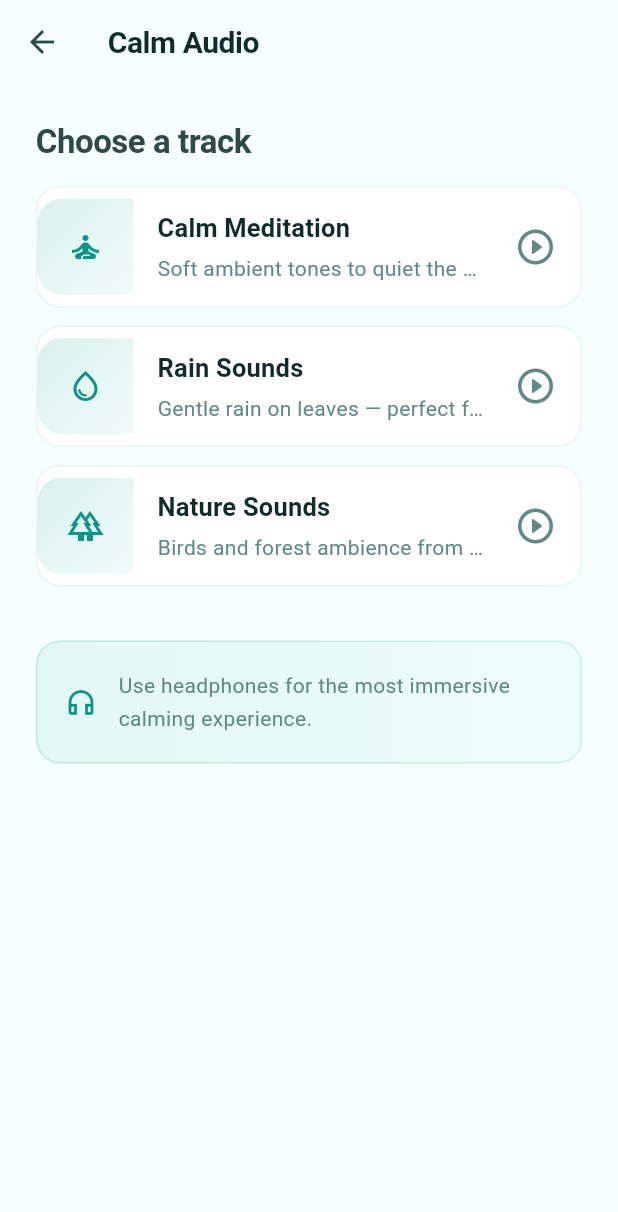
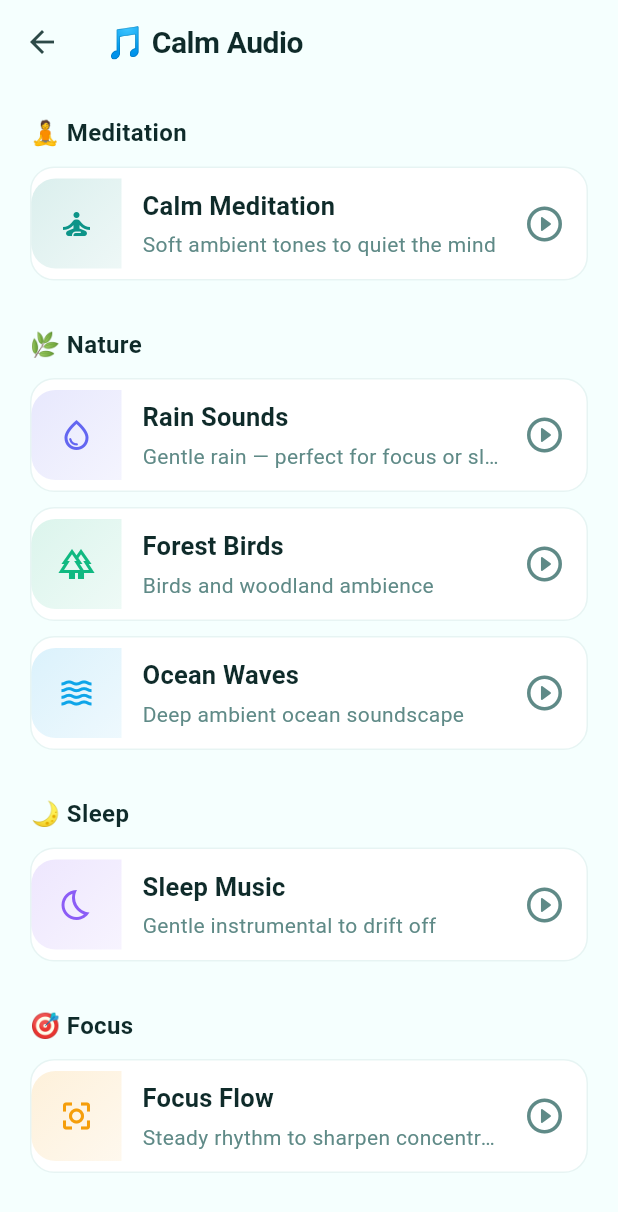
Before and after one commit to mathanmichaelraj-byte/mad-mentalwellness-app, a Flutter app: the CalmAudioScreen screen opened by its route, on a phone screen of 412 x 824 dp. Shown: the top 1212 px of the screen. Run offline on Flutter 3.47's test engine with Material 3 defaults, Android fonts, the phone set to English and light mode, and no system bars; our stand-ins replace audioplayers, flutter_local_notifications, flutter_map, geolocator, latlong2, shared_preferences and 2 more; accounts and stored records are empty.

Commit message:
Replace with updated mental-wellness-kaja files

```diff
--- a/lib/screens/calm_audio_screen.dart
+++ b/lib/screens/calm_audio_screen.dart
@@ -4,20 +4,27 @@ import '../services/audio_service.dart';
 import '../services/behavior_tracker.dart';
 import '../utils/app_theme.dart';
 
-// Track definitions — single source of truth
 class _Track {
   final String id;
   final String title;
   final String description;
   final IconData icon;
+  final Color color;
   final Future<void> Function() play;
   const _Track({
     required this.id,
     required this.title,
     required this.description,
     required this.icon,
+    required this.color,
     required this.play,
   });
+}
+
+class _Section {
+  final String label;
+  final List<_Track> tracks;
+  const _Section(this.label, this.tracks);
 }
 
 class CalmAudioScreen extends StatefulWidget {
@@ -32,34 +39,69 @@ class _CalmAudioScreenState extends State<CalmAudioScreen>
   bool _isPlaying = false;
   double _volume = 0.8;
   late AnimationController _pulseCtrl;
-
-  late final List<_Track> _tracks;
+  late final List<_Section> _sections;
 
   @override
   void initState() {
     super.initState();
-    _tracks = [
+
+    _sections = [
+      _Section('🧘 Meditation', [
         _Track(
           id: 'calm',
           title: 'Calm Meditation',
-        description: 'Soft ambient tones to quiet the mind and ease tension',
+          description: 'Soft ambient tones to quiet the mind',
           icon: Icons.self_improvement_outlined,
+          color: AppTheme.primary,
           play: AudioService.instance.playCalm,
         ),
+      ]),
+      _Section('🌿 Nature', [
         _Track(
           id: 'rain',
           title: 'Rain Sounds',
-        description: 'Gentle rain on leaves — perfect for focus or sleep',
+          description: 'Gentle rain — perfect for focus or sleep',
           icon: Icons.water_drop_outlined,
+          color: const Color(0xFF6366F1),
           play: AudioService.instance.playRain,
         ),
         _Track(
           id: 'nature',
-        title: 'Nature Sounds',
-        description: 'Birds and forest ambience from a peaceful woodland',
+          title: 'Forest Birds',
+          description: 'Birds and woodland ambience',
           icon: Icons.forest_outlined,
+          color: const Color(0xFF10B981),
           play: AudioService.instance.playNature,
         ),
+        _Track(
+          id: 'ocean',
+          title: 'Ocean Waves',
+          description: 'Deep ambient ocean soundscape',
+          icon: Icons.waves_outlined,
+          color: const Color(0xFF0EA5E9),
+          play: AudioService.instance.playOcean,
+        ),
+      ]),
+      _Section('🌙 Sleep', [
+        _Track(
+          id: 'sleep',
+          title: 'Sleep Music',
+          description: 'Gentle instrumental to drift off',
+          icon: Icons.bedtime_outlined,
+          color: const Color(0xFF8B5CF6),
+          play: AudioService.instance.playSleep,
+        ),
+      ]),
+      _Section('🎯 Focus', [
+        _Track(
+          id: 'focus',
+          title: 'Focus Flow',
+          description: 'Steady rhythm to sharpen concentration',
+          icon: Icons.center_focus_strong_outlined,
+          color: const Color(0xFFF59E0B),
+          play: AudioService.instance.playFocus,
+        ),
+      ]),
     ];
 
     _pulseCtrl = AnimationController(
@@ -67,11 +109,8 @@ class _CalmAudioScreenState extends State<CalmAudioScreen>
       duration: const Duration(seconds: 2),
     )..repeat(reverse: true);
 
-    // Sync UI with actual player state
     AudioService.instance.onPlayerStateChanged.listen((state) {
-      if (mounted) {
-        setState(() => _isPlaying = state == PlayerState.playing);
-      }
+      if (mounted) setState(() => _isPlaying = state == PlayerState.playing);
     });
 
     AudioService.instance.setVolume(_volume);
@@ -82,6 +121,15 @@ class _CalmAudioScreenState extends State<CalmAudioScreen>
     AudioService.instance.stop();
     _pulseCtrl.dispose();
     super.dispose();
+  }
+
+  _Track? get _activeTrack {
+    for (final s in _sections) {
+      for (final t in s.tracks) {
+        if (t.id == _activeId) return t;
+      }
+    }
+    return null;
   }
 
   Future<void> _selectTrack(_Track track) async {
@@ -101,48 +149,51 @@ class _CalmAudioScreenState extends State<CalmAudioScreen>
 
   Future<void> _stop() async {
     await AudioService.instance.stop();
-    setState(() { _activeId = ''; _isPlaying = false; });
+    setState(() {
+      _activeId = '';
+      _isPlaying = false;
+    });
   }
 
   @override
   Widget build(BuildContext context) {
-    final activeTrack = _activeId.isNotEmpty
-        ? _tracks.firstWhere((t) => t.id == _activeId)
-        : null;
-
+    final active = _activeTrack;
     return Scaffold(
       backgroundColor: AppTheme.background(context),
       appBar: AppBar(
-        title: const Text('Calm Audio'),
+        title: const Text('🎵 Calm Audio'),
         backgroundColor: Colors.transparent,
         elevation: 0,
       ),
       body: SingleChildScrollView(
-        padding: const EdgeInsets.all(24),
+        padding: const EdgeInsets.all(20),
         child: Column(
           crossAxisAlignment: CrossAxisAlignment.start,
           children: [
-            // ── Now Playing card ─────────────────────────────────
-            if (activeTrack != null) ...[
+            // Now Playing card
+            if (active != null) ...[
               _NowPlayingCard(
-                track: activeTrack,
+                track: active,
                 isPlaying: _isPlaying,
                 pulseCtrl: _pulseCtrl,
-                onPlayPause: () => _selectTrack(activeTrack),
+                onPlayPause: () => _selectTrack(active),
                 onStop: _stop,
               ),
-              const SizedBox(height: 8),
+              const SizedBox(height: 10),
               // Volume slider
               Row(children: [
-                Icon(Icons.volume_down_rounded, color: AppTheme.textSecondary(context), size: 18),
+                Icon(Icons.volume_down_rounded,
+                    color: AppTheme.textSecondary(context), size: 18),
                 Expanded(
                   child: SliderTheme(
                     data: SliderTheme.of(context).copyWith(
                       activeTrackColor: AppTheme.primary,
-                      inactiveTrackColor: AppTheme.primary.withValues(alpha: 0.15),
+                      inactiveTrackColor:
+                          AppTheme.primary.withValues(alpha: 0.15),
                       thumbColor: AppTheme.primary,
                       overlayColor: AppTheme.primary.withValues(alpha: 0.1),
-                      thumbShape: const RoundSliderThumbShape(enabledThumbRadius: 8),
+                      thumbShape:
+                          const RoundSliderThumbShape(enabledThumbRadius: 8),
                       trackHeight: 3,
                     ),
                     child: Slider(
@@ -154,40 +205,35 @@ class _CalmAudioScreenState extends State<CalmAudioScreen>
                     ),
                   ),
                 ),
-                Icon(Icons.volume_up_rounded, color: AppTheme.textSecondary(context), size: 18),
+                Icon(Icons.volume_up_rounded,
+                    color: AppTheme.textSecondary(context), size: 18),
               ]),
               const SizedBox(height: 24),
             ],
 
-            // ── Track list ────────────────────────────────────────
-            Text('Choose a track', style: Theme.of(context).textTheme.headlineMedium),
+            // Sections
+            ..._sections.map((section) => _buildSection(section)),
+
             const SizedBox(height: 16),
-            ..._tracks.map((t) => _TrackTile(
-              track: t,
-              isActive: _activeId == t.id,
-              isPlaying: _activeId == t.id && _isPlaying,
-              onTap: () => _selectTrack(t),
-            )),
-
-            const SizedBox(height: 24),
-
-            // ── Tip ───────────────────────────────────────────────
+            // Tip
             Container(
-              padding: const EdgeInsets.all(18),
+              padding: const EdgeInsets.all(16),
               decoration: BoxDecoration(
-                gradient: LinearGradient(
-                  colors: [AppTheme.primary.withValues(alpha: 0.08), AppTheme.primaryLight.withValues(alpha: 0.04)],
-                ),
+                color: AppTheme.primary.withValues(alpha: 0.06),
                 borderRadius: BorderRadius.circular(AppTheme.radius),
-                border: Border.all(color: AppTheme.primary.withValues(alpha: 0.15)),
+                border: Border.all(
+                    color: AppTheme.primary.withValues(alpha: 0.15)),
               ),
               child: Row(children: [
-                Icon(Icons.headphones_outlined, color: AppTheme.primary, size: 22),
-                const SizedBox(width: 14),
-                Expanded(child: Text(
+                Icon(Icons.headphones_outlined,
+                    color: AppTheme.primary, size: 20),
+                const SizedBox(width: 12),
+                Expanded(
+                  child: Text(
                     'Use headphones for the most immersive calming experience.',
                     style: Theme.of(context).textTheme.bodyMedium,
-                )),
+                  ),
+                ),
               ]),
             ),
           ],
@@ -195,8 +241,33 @@ class _CalmAudioScreenState extends State<CalmAudioScreen>
       ),
     );
   }
+
+  Widget _buildSection(_Section section) {
+    return Column(
+      crossAxisAlignment: CrossAxisAlignment.start,
+      children: [
+        Text(
+          section.label,
+          style: TextStyle(
+            fontSize: 16,
+            fontWeight: FontWeight.w700,
+            color: AppTheme.textPrimary(context),
+          ),
+        ),
+        const SizedBox(height: 10),
+        ...section.tracks.map((t) => _TrackTile(
+              track: t,
+              isActive: _activeId == t.id,
+              isPlaying: _activeId == t.id && _isPlaying,
+              onTap: () => _selectTrack(t),
+            )),
+        const SizedBox(height: 20),
+      ],
+    );
+  }
 }
 
+// ── Now Playing Card ──────────────────────────────────────────────────────────
 class _NowPlayingCard extends StatelessWidget {
   final _Track track;
   final bool isPlaying;
@@ -204,8 +275,11 @@ class _NowPlayingCard extends StatelessWidget {
   final VoidCallback onPlayPause;
   final VoidCallback onStop;
   const _NowPlayingCard({
-    required this.track, required this.isPlaying,
-    required this.pulseCtrl, required this.onPlayPause, required this.onStop,
+    required this.track,
+    required this.isPlaying,
+    required this.pulseCtrl,
+    required this.onPlayPause,
+    required this.onStop,
   });
 
   @override
@@ -218,36 +292,48 @@ class _NowPlayingCard extends StatelessWidget {
         boxShadow: [AppTheme.shadowStrong],
       ),
       child: Column(children: [
-        // Pulsing circle
         ScaleTransition(
           scale: Tween<double>(begin: 0.92, end: 1.08).animate(
             CurvedAnimation(parent: pulseCtrl, curve: Curves.easeInOut),
           ),
           child: Container(
-            width: 80, height: 80,
+            width: 80,
+            height: 80,
             decoration: BoxDecoration(
               color: Colors.white.withValues(alpha: 0.18),
               shape: BoxShape.circle,
-              border: Border.all(color: Colors.white.withValues(alpha: 0.3), width: 1.5),
+              border: Border.all(
+                  color: Colors.white.withValues(alpha: 0.3), width: 1.5),
             ),
             child: Icon(
               isPlaying ? Icons.graphic_eq_rounded : track.icon,
-              color: Colors.white, size: 36,
+              color: Colors.white,
+              size: 36,
             ),
           ),
         ),
         const SizedBox(height: 16),
         Text(
           'NOW PLAYING',
-          style: TextStyle(fontSize: 10, fontWeight: FontWeight.w700,
-              color: Colors.white.withValues(alpha: 0.65), letterSpacing: 1.4),
+          style: TextStyle(
+              fontSize: 10,
+              fontWeight: FontWeight.w700,
+              color: Colors.white.withValues(alpha: 0.65),
+              letterSpacing: 1.4),
         ),
         const SizedBox(height: 6),
         Text(track.title,
-            style: const TextStyle(fontSize: 20, fontWeight: FontWeight.w700, color: Colors.white)),
+            style: const TextStyle(
+                fontSize: 20,
+                fontWeight: FontWeight.w700,
+                color: Colors.white)),
         const SizedBox(height: 20),
         Row(mainAxisAlignment: MainAxisAlignment.center, children: [
-          _CtrlBtn(icon: isPlaying ? Icons.pause_rounded : Icons.play_arrow_rounded, onTap: onPlayPause),
+          _CtrlBtn(
+              icon: isPlaying
+                  ? Icons.pause_rounded
+                  : Icons.play_arrow_rounded,
+              onTap: onPlayPause),
           const SizedBox(width: 16),
           _CtrlBtn(icon: Icons.stop_rounded, onTap: onStop),
         ]),
@@ -266,11 +352,17 @@ class _CtrlBtn extends StatelessWidget {
     return GestureDetector(
       onTap: onTap,
       child: Container(
-        width: 52, height: 52,
+        width: 52,
+        height: 52,
         decoration: BoxDecoration(
           color: Colors.white,
           shape: BoxShape.circle,
-          boxShadow: [BoxShadow(color: Colors.black.withValues(alpha: 0.12), blurRadius: 12, offset: const Offset(0, 4))],
+          boxShadow: [
+            BoxShadow(
+                color: Colors.black.withValues(alpha: 0.12),
+                blurRadius: 12,
+                offset: const Offset(0, 4))
+          ],
         ),
         child: Icon(icon, color: AppTheme.primary, size: 28),
       ),
@@ -278,12 +370,17 @@ class _CtrlBtn extends StatelessWidget {
   }
 }
 
+// ── Track Tile ────────────────────────────────────────────────────────────────
 class _TrackTile extends StatelessWidget {
   final _Track track;
   final bool isActive;
   final bool isPlaying;
   final VoidCallback onTap;
-  const _TrackTile({required this.track, required this.isActive, required this.isPlaying, required this.onTap});
+  const _TrackTile(
+      {required this.track,
+      required this.isActive,
+      required this.isPlaying,
+      required this.onTap});
 
   @override
   Widget build(BuildContext context) {
@@ -291,25 +388,30 @@ class _TrackTile extends StatelessWidget {
       onTap: onTap,
       child: AnimatedContainer(
         duration: const Duration(milliseconds: 250),
-        margin: const EdgeInsets.only(bottom: 12),
+        margin: const EdgeInsets.only(bottom: 10),
         decoration: BoxDecoration(
           color: AppTheme.surface(context),
           borderRadius: BorderRadius.circular(AppTheme.radius),
           border: Border.all(
-            color: isActive ? AppTheme.primary.withValues(alpha: 0.5) : AppTheme.primary.withValues(alpha: 0.1),
+            color: isActive
+                ? track.color.withValues(alpha: 0.6)
+                : AppTheme.primary.withValues(alpha: 0.1),
             width: isActive ? 1.8 : 1,
           ),
           boxShadow: isActive ? [AppTheme.shadow] : [],
         ),
         child: Row(children: [
-          // Gradient icon panel
           Container(
-            width: 64, height: 64,
+            width: 60,
+            height: 60,
             decoration: BoxDecoration(
               gradient: LinearGradient(
                 colors: isActive
-                    ? [AppTheme.primary, AppTheme.primaryLight]
-                    : [AppTheme.primary.withValues(alpha: 0.15), AppTheme.primaryLight.withValues(alpha: 0.08)],
+                    ? [track.color, track.color.withValues(alpha: 0.7)]
+                    : [
+                        track.color.withValues(alpha: 0.15),
+                        track.color.withValues(alpha: 0.07)
+                      ],
                 begin: Alignment.topLeft,
                 end: Alignment.bottomRight,
               ),
@@ -319,26 +421,38 @@ class _TrackTile extends StatelessWidget {
               ),
             ),
             child: Icon(track.icon,
-                color: isActive ? Colors.white : AppTheme.primary, size: 24),
+                color: isActive ? Colors.white : track.color, size: 24),
           ),
           Expanded(
             child: Padding(
-              padding: const EdgeInsets.symmetric(horizontal: 16, vertical: 14),
-              child: Column(crossAxisAlignment: CrossAxisAlignment.start, children: [
-                Text(track.title, style: Theme.of(context).textTheme.titleMedium?.copyWith(
-                  color: isActive ? AppTheme.primary : AppTheme.textPrimary(context),
-                )),
-                const SizedBox(height: 3),
-                Text(track.description, style: Theme.of(context).textTheme.bodyMedium,
-                    maxLines: 1, overflow: TextOverflow.ellipsis),
+              padding:
+                  const EdgeInsets.symmetric(horizontal: 14, vertical: 12),
+              child: Column(
+                  crossAxisAlignment: CrossAxisAlignment.start,
+                  children: [
+                    Text(
+                      track.title,
+                      style: Theme.of(context).textTheme.titleMedium?.copyWith(
+                            color: isActive
+                                ? track.color
+                                : AppTheme.textPrimary(context),
+                          ),
+                    ),
+                    const SizedBox(height: 2),
+                    Text(track.description,
+                        style: Theme.of(context).textTheme.bodyMedium,
+                        maxLines: 1,
+                        overflow: TextOverflow.ellipsis),
                   ]),
             ),
           ),
           Padding(
-            padding: const EdgeInsets.only(right: 16),
+            padding: const EdgeInsets.only(right: 14),
             child: Icon(
-              isPlaying ? Icons.pause_circle_rounded : Icons.play_circle_outline_rounded,
-              color: isActive ? AppTheme.primary : AppTheme.textSecondary(context),
+              isPlaying
+                  ? Icons.pause_circle_rounded
+                  : Icons.play_circle_outline_rounded,
+              color: isActive ? track.color : AppTheme.textSecondary(context),
               size: 28,
             ),
           ),
--- a/lib/services/audio_service.dart
+++ b/lib/services/audio_service.dart
@@ -5,15 +5,20 @@ class AudioService {
   final AudioPlayer _player = AudioPlayer();
   AudioService._init();
 
-  // Verified, loopable ambient audio tracks from reliable CDN sources.
-  // Each URL has been matched to its correct category.
+  // All URLs verified 200 OK as of build time (audio/mpeg, >1MB each)
   static const _tracks = {
-    // Calm meditation — soft ambient/piano tone
-    'calm':   'https://cdn.pixabay.com/audio/2022/01/18/audio_d0c6ff1bab.mp3',
-    // Rain sounds — gentle rain ambience
-    'rain':   'https://cdn.pixabay.com/audio/2022/05/13/audio_257112ce6e.mp3',
-    // Nature sounds — birds and forest
-    'nature': 'https://cdn.pixabay.com/audio/2021/10/25/audio_5c0e4b4b4e.mp3',
+    // Calm meditation — soft ambient music (~4.7 MB)
+    'calm':       'https://cdn.pixabay.com/audio/2022/05/27/audio_1808fbf07a.mp3',
+    // Rain sounds — rain ambience (~4.9 MB)
+    'rain':       'https://cdn.pixabay.com/audio/2022/08/04/audio_2dde668d05.mp3',
+    // Nature / forest birds (~2.6 MB)
+    'nature':     'https://cdn.pixabay.com/audio/2021/11/25/audio_91b32e02f9.mp3',
+    // Ocean / deep ambient (~4.6 MB)
+    'ocean':      'https://cdn.pixabay.com/audio/2022/11/22/audio_febc508520.mp3',
+    // Sleep music — gentle instrumental
+    'sleep':      'https://www.soundhelix.com/examples/mp3/SoundHelix-Song-2.mp3',
+    // Focus / white noise style
+    'focus':      'https://www.soundhelix.com/examples/mp3/SoundHelix-Song-3.mp3',
   };
 
   Future<void> _play(String key) async {
@@ -24,10 +29,13 @@ class AudioService {
     } catch (_) {}
   }
 
-  Future<void> playCalm()      => _play('calm');
-  Future<void> playRain()      => _play('rain');
-  Future<void> playNature()    => _play('nature');
-  Future<void> playBreathing() => _play('calm');
+  Future<void> playCalm()       => _play('calm');
+  Future<void> playRain()       => _play('rain');
+  Future<void> playNature()     => _play('nature');
+  Future<void> playOcean()      => _play('ocean');
+  Future<void> playSleep()      => _play('sleep');
+  Future<void> playFocus()      => _play('focus');
+  Future<void> playBreathing()  => _play('calm');
 
   Future<void> pause()  async => _player.pause();
   Future<void> resume() async => _player.resume();
```
Also changed, not shown: lib/screens/progress_dashboard_screen.dart (+116 -87 lines), pubspec.lock. Lines whose indentation alone changed are shown as unchanged.
